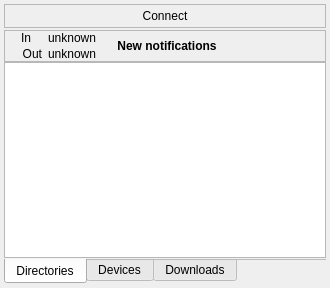
Qt form tray/gui/traywidget.ui (Martchus/syncthingtray) before a commit.
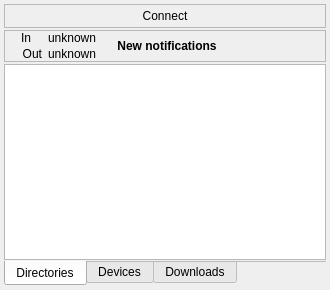
The same form after that commit. Icons and pictures are not drawn. Custom widgets are drawn as their Qt base class.

Commit message: Move infoFrame outside of tab page

The edit to the form file:
```diff
--- a/tray/gui/traywidget.ui
+++ b/tray/gui/traywidget.ui
@@ -152,41 +152,6 @@
     </widget>
    </item>
    <item>
-    <widget class="QTabWidget" name="tabWidget">
-     <property name="tabPosition">
-      <enum>QTabWidget::South</enum>
-     </property>
-     <property name="currentIndex">
-      <number>0</number>
-     </property>
-     <property name="documentMode">
-      <bool>true</bool>
-     </property>
-     <widget class="QWidget" name="dirsTab">
-      <attribute name="icon">
-       <iconset theme="folder" resource="../resources/icons.qrc">
-        <normaloff>:/icons/hicolor/scalable/places/folder.svg</normaloff>:/icons/hicolor/scalable/places/folder.svg</iconset>
-      </attribute>
-      <attribute name="title">
-       <string>Directories</string>
-      </attribute>
-      <layout class="QVBoxLayout" name="dirsTabVerticalLayout">
-       <property name="spacing">
-        <number>0</number>
-       </property>
-       <property name="leftMargin">
-        <number>0</number>
-       </property>
-       <property name="topMargin">
-        <number>0</number>
-       </property>
-       <property name="rightMargin">
-        <number>0</number>
-       </property>
-       <property name="bottomMargin">
-        <number>0</number>
-       </property>
-       <item>
         <widget class="QFrame" name="infoFrame">
          <property name="frameShape">
           <enum>QFrame::StyledPanel</enum>
@@ -380,6 +345,41 @@
          </layout>
         </widget>
        </item>
+   <item>
+    <widget class="QTabWidget" name="tabWidget">
+     <property name="tabPosition">
+      <enum>QTabWidget::South</enum>
+     </property>
+     <property name="currentIndex">
+      <number>0</number>
+     </property>
+     <property name="documentMode">
+      <bool>true</bool>
+     </property>
+     <widget class="QWidget" name="dirsTab">
+      <attribute name="icon">
+       <iconset theme="folder" resource="../resources/icons.qrc">
+        <normaloff>:/icons/hicolor/scalable/places/folder.svg</normaloff>:/icons/hicolor/scalable/places/folder.svg</iconset>
+      </attribute>
+      <attribute name="title">
+       <string>Directories</string>
+      </attribute>
+      <layout class="QVBoxLayout" name="dirsTabVerticalLayout">
+       <property name="spacing">
+        <number>0</number>
+       </property>
+       <property name="leftMargin">
+        <number>0</number>
+       </property>
+       <property name="topMargin">
+        <number>0</number>
+       </property>
+       <property name="rightMargin">
+        <number>0</number>
+       </property>
+       <property name="bottomMargin">
+        <number>0</number>
+       </property>
        <item>
         <widget class="QtGui::DirView" name="dirsTreeView"/>
        </item>
```
Lines whose indentation alone changed are shown as unchanged.
